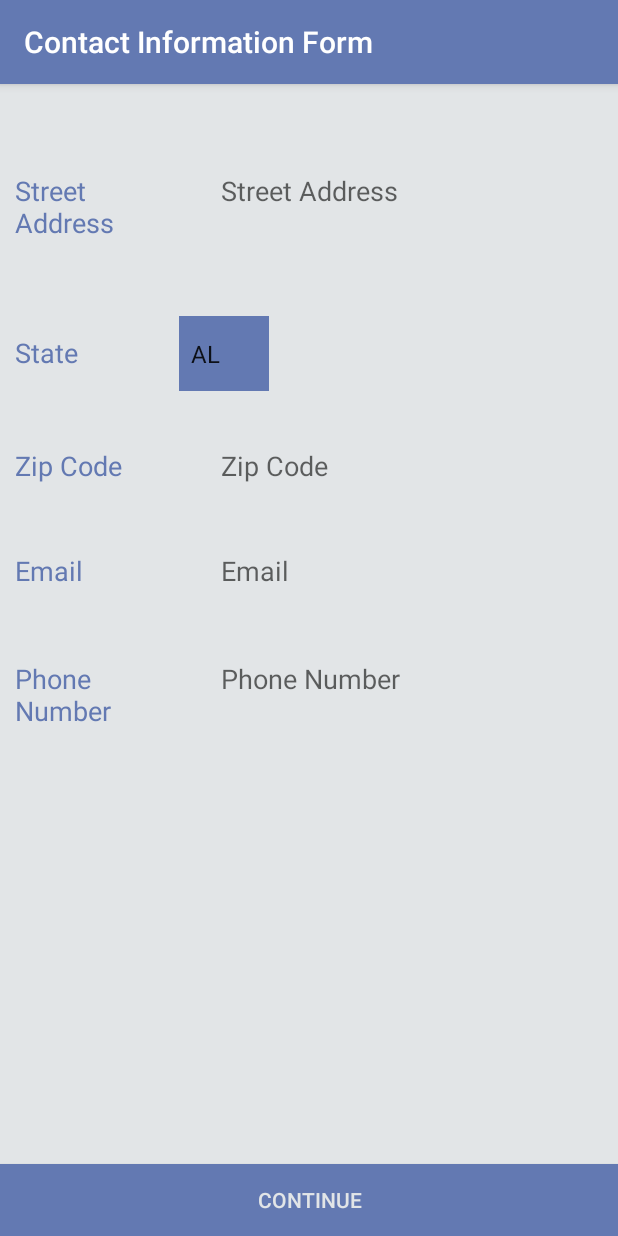
After one commit to Tykota/RagtagGroupInsurance, an Android app: the UserInfoForm screen opened directly, with no data from a screen before it, on a phone screen of 412 x 824 dp. The commit adds this screen. Run offline under Robolectric (Android 15) with nearby library versions, the phone set to English and light mode, and no system bars.

Commit message:
Updated Application Form

```diff
--- a/InsuranceWizardsApp/app/src/main/AndroidManifest.xml
+++ b/InsuranceWizardsApp/app/src/main/AndroidManifest.xml
@@ -9,7 +9,9 @@
         android:roundIcon="@mipmap/ic_launcher_round"
         android:supportsRtl="true"
         android:theme="@style/Theme.AppCompat.Light.NoActionBar">
-        <activity android:name=".VehicleInformationForm"></activity>
+        <activity android:name=".ApplicationStatus"></activity>
+        <activity android:name=".UserInfoForm" />
+        <activity android:name=".VehicleInformationForm" />
         <activity android:name=".InsuranceHistoryForm" />
         <activity
             android:name=".DriverHouseholdForm"
--- /dev/null
+++ b/InsuranceWizardsApp/app/src/main/java/com/capstone/insuranceapp/ApplicationStatus.java
@@ -0,0 +1,13 @@
+package com.capstone.insuranceapp;
+
+import android.support.v7.app.AppCompatActivity;
+import android.os.Bundle;
+
+public class ApplicationStatus extends AppCompatActivity {
+
+    @Override
+    protected void onCreate(Bundle savedInstanceState) {
+        super.onCreate(savedInstanceState);
+        setContentView(R.layout.activity_application_status);
+    }
+}
--- a/InsuranceWizardsApp/app/src/main/java/com/capstone/insuranceapp/DriverHouseholdForm.java
+++ b/InsuranceWizardsApp/app/src/main/java/com/capstone/insuranceapp/DriverHouseholdForm.java
@@ -222,7 +222,7 @@ public class DriverHouseholdForm extends AppCompatActivity {
                 if(validateInput()){
                     // this will either send data to firebase or to next section of the form
 
-                    Intent intent = new Intent(getApplicationContext(), InsuranceHistoryForm.class);
+                    Intent intent = new Intent(getApplicationContext(), UserInfoForm.class);
                     startActivity(intent);
                 }
             }
--- /dev/null
+++ b/InsuranceWizardsApp/app/src/main/java/com/capstone/insuranceapp/UserInfoForm.java
@@ -0,0 +1,188 @@
+package com.capstone.insuranceapp;
+
+import android.app.AlertDialog;
+import android.app.DatePickerDialog;
+import android.content.Intent;
+import android.support.v7.app.AppCompatActivity;
+import android.os.Bundle;
+import android.text.Editable;
+import android.text.TextWatcher;
+import android.view.View;
+import android.widget.AdapterView;
+import android.widget.Button;
+import android.widget.EditText;
+import android.widget.RadioGroup;
+import android.widget.Spinner;
+
+public class UserInfoForm extends AppCompatActivity {
+
+    private Spinner stateSpinner;
+    private String stateSelected, zipCode, address, email, phoneNum;
+    private EditText zipCodeET, addressET, emailET, phoneNumET;
+    private Button continueBtn;
+    private AlertDialog.Builder errorAlertBuilder;
+    private AlertDialog errorAlert;
+
+
+    @Override
+    protected void onCreate(Bundle savedInstanceState) {
+        super.onCreate(savedInstanceState);
+        setContentView(R.layout.activity_user_info_form);
+
+        // set default stateSelected and driverType selected.
+        stateSelected = "AL";
+
+        // create alert dialog
+        errorAlertBuilder = new AlertDialog.Builder(this);
+        errorAlertBuilder.setTitle("Invalid Input");
+        errorAlertBuilder.setPositiveButton("Okay", null);
+
+        // add listener to editTexts
+        addressET = findViewById(R.id.address);
+        addressET.addTextChangedListener(new TextWatcher() {
+            @Override
+            public void beforeTextChanged(CharSequence s, int start, int count, int after) {
+
+            }
+
+            @Override
+            public void onTextChanged(CharSequence s, int start, int before, int count) {
+
+            }
+
+            @Override
+            public void afterTextChanged(Editable s) {
+                address = s.toString();
+            }
+        });
+
+        zipCodeET = findViewById(R.id.zipcode);
+        zipCodeET.addTextChangedListener(new TextWatcher() {
+            @Override
+            public void beforeTextChanged(CharSequence s, int start, int count, int after) {
+
+            }
+
+            @Override
+            public void onTextChanged(CharSequence s, int start, int before, int count) {
+
+            }
+
+            @Override
+            public void afterTextChanged(Editable s) {
+                zipCode = s.toString();
+            }
+        });
+
+        emailET = findViewById(R.id.email);
+        emailET.addTextChangedListener(new TextWatcher() {
+            @Override
+            public void beforeTextChanged(CharSequence s, int start, int count, int after) {
+
+            }
+
+            @Override
+            public void onTextChanged(CharSequence s, int start, int before, int count) {
+
+            }
+
+            @Override
+            public void afterTextChanged(Editable s) {
+                email = s.toString();
+            }
+        });
+
+        phoneNumET = findViewById(R.id.phonenum);
+        phoneNumET.addTextChangedListener(new TextWatcher() {
+            @Override
+            public void beforeTextChanged(CharSequence s, int start, int count, int after) {
+
+            }
+
+            @Override
+            public void onTextChanged(CharSequence s, int start, int before, int count) {
+
+            }
+
+            @Override
+            public void afterTextChanged(Editable s) {
+                phoneNum = s.toString();
+            }
+        });
+
+        // add listener to spinners
+        stateSpinner = findViewById(R.id.stateSpinner);
+        stateSpinner.setOnItemSelectedListener(new AdapterView.OnItemSelectedListener() {
+            @Override
+            public void onItemSelected(AdapterView<?> parent, View view, int position, long id) {
+                stateSelected = parent.getItemAtPosition(position).toString();
+            }
+
+            @Override
+            public void onNothingSelected(AdapterView<?> parent) {
+
+            }
+        });
+
+        continueBtn = findViewById(R.id.submit);
+        continueBtn.setOnClickListener(new View.OnClickListener() {
+            @Override
+            public void onClick(View v) {
+                if(validateInput()){
+                    // this will either send data to firebase or to next section of the form
+
+                    Intent intent = new Intent(getApplicationContext(), InsuranceHistoryForm.class);
+                    startActivity(intent);
+                }
+            }
+        });
+    }
+
+    public boolean validateInput(){
+        // validate address
+        if(address == null || address.equals("")){
+            errorAlertBuilder.setMessage("You need to enter a address.");
+            errorAlert = errorAlertBuilder.create();
+            errorAlert.show();
+            resetErrorDialog();
+            return false;
+        }
+
+        // validate zip code
+        if(zipCode == null || zipCode.equals("")){
+            errorAlertBuilder.setMessage("You need to enter a zip code.");
+            errorAlert = errorAlertBuilder.create();
+            errorAlert.show();
+            resetErrorDialog();
+            return false;
+        }
+
+        // validate email
+        if(email == null || email.equals("")){
+            errorAlertBuilder.setMessage("You need to enter an email.");
+            errorAlert = errorAlertBuilder.create();
+            errorAlert.show();
+            resetErrorDialog();
+            return false;
+        }
+
+        // validate zip code
+        if(phoneNum == null || phoneNum.equals("")){
+            errorAlertBuilder.setMessage("You need to enter a zip code.");
+            errorAlert = errorAlertBuilder.create();
+            errorAlert.show();
+            resetErrorDialog();
+            return false;
+        }
+
+        return true;
+    }
+
+    public void resetErrorDialog(){
+        errorAlert = null;
+        errorAlertBuilder = null;
+        errorAlertBuilder = new AlertDialog.Builder(this);
+        errorAlertBuilder.setTitle("Invalid Input");
+        errorAlertBuilder.setPositiveButton("Okay", null);
+    }
+}
--- a/InsuranceWizardsApp/app/src/main/java/com/capstone/insuranceapp/VehicleInformationForm.java
+++ b/InsuranceWizardsApp/app/src/main/java/com/capstone/insuranceapp/VehicleInformationForm.java
@@ -104,7 +104,7 @@ public class VehicleInformationForm extends AppCompatActivity {
                 if (carAdded) {
                     // this will either send data to firebase or to next section of the form
 
-                    Intent intent = new Intent(getApplicationContext(), HomePage.class);
+                    Intent intent = new Intent(getApplicationContext(), ApplicationStatus.class);
                     startActivity(intent);
                 } else {
                     AlertDialog.Builder noCarsBuilder = new android.app.AlertDialog.Builder(VehicleInformationForm.this);
--- /dev/null
+++ b/InsuranceWizardsApp/app/src/main/res/layout/activity_user_info_form.xml
@@ -0,0 +1,201 @@
+<?xml version="1.0" encoding="utf-8"?>
+<RelativeLayout xmlns:android="http://schemas.android.com/apk/res/android"
+    xmlns:app="http://schemas.android.com/apk/res-auto"
+    xmlns:tools="http://schemas.android.com/tools"
+    android:layout_width="match_parent"
+    android:layout_height="match_parent"
+    android:background="@color/colorAccent"
+    android:orientation="vertical"
+    tools:context=".UserInfoForm">
+
+    <android.support.v7.widget.Toolbar
+        android:id="@+id/my_toolbar"
+        android:layout_width="match_parent"
+        android:layout_height="?attr/actionBarSize"
+        android:background="@color/colorPrimary"
+        android:elevation="4dp"
+        android:theme="@style/ThemeOverlay.AppCompat.ActionBar"
+        app:popupTheme="@style/ThemeOverlay.AppCompat.Light"
+        app:title="Contact Information Form"
+        app:titleTextColor="@android:color/white" />
+
+
+
+        <LinearLayout
+            android:layout_width="match_parent"
+            android:layout_height="wrap_content"
+            android:orientation="vertical">
+
+            <LinearLayout
+            android:layout_width="match_parent"
+            android:layout_height="wrap_content"
+            android:layout_marginTop="100dp"
+            android:layout_marginBottom="10dp"
+            android:orientation="horizontal"
+            android:weightSum="2">
+
+            <TextView
+                android:layout_width="0dp"
+                android:layout_height="75dp"
+                android:layout_marginEnd="10dp"
+                android:layout_weight="0.6"
+                android:gravity="center_vertical"
+                android:paddingStart="10dp"
+                android:text="@string/street_address_field"
+                android:textColor="@color/colorPrimary"
+                android:textSize="18sp" />
+
+            <EditText
+                android:id="@+id/address"
+                android:layout_width="0dp"
+                android:layout_height="50dp"
+                android:layout_marginStart="10dp"
+                android:layout_weight="1.4"
+                android:background="@color/colorAccent"
+                android:hint="@string/street_address_hint"
+                android:imeOptions="actionDone"
+                android:inputType="textNoSuggestions|textVisiblePassword"
+                android:paddingStart="10dp"
+                android:singleLine="true"
+                android:textColor="@color/colorPrimary" />
+        </LinearLayout>
+
+            <LinearLayout
+                android:layout_width="match_parent"
+                android:layout_height="wrap_content"
+                android:layout_marginTop="20dp"
+                android:orientation="horizontal"
+                android:weightSum="2">
+
+                <TextView
+                    android:layout_width="0dp"
+                    android:layout_height="60dp"
+                    android:layout_marginEnd="20dp"
+                    android:layout_weight="0.6"
+                    android:gravity="center_vertical"
+                    android:paddingStart="10dp"
+                    android:text="@string/state_field"
+                    android:textColor="@color/colorPrimary"
+                    android:textSize="18sp" />
+
+                <Spinner
+                    android:id="@+id/stateSpinner"
+                    android:layout_width="60dp"
+                    android:layout_height="50dp"
+                    android:background="@color/colorPrimary"
+                    android:entries="@array/state_codes"
+                    android:prompt="@string/state"/>
+            </LinearLayout>
+
+            <LinearLayout
+                android:layout_width="match_parent"
+                android:layout_height="wrap_content"
+                android:layout_marginTop="20dp"
+                android:orientation="horizontal"
+                android:weightSum="2">
+
+                <TextView
+                    android:layout_width="0dp"
+                    android:layout_height="50dp"
+                    android:layout_marginEnd="10dp"
+                    android:layout_weight="0.6"
+                    android:gravity="center_vertical"
+                    android:paddingStart="10dp"
+                    android:text="@string/zip_code_field"
+                    android:textColor="@color/colorPrimary"
+                    android:textSize="18sp" />
+
+                <EditText
+                    android:id="@+id/zipcode"
+                    android:layout_width="0dp"
+                    android:layout_height="50dp"
+                    android:layout_marginStart="10dp"
+                    android:layout_weight="1.4"
+                    android:background="@color/colorAccent"
+                    android:hint="@string/zip_code_hint"
+                    android:imeOptions="actionDone"
+                    android:inputType="number"
+                    android:paddingStart="10dp"
+                    android:singleLine="true"
+                    android:textColor="@color/colorPrimary" />
+            </LinearLayout>
+
+            <LinearLayout
+                android:layout_width="match_parent"
+                android:layout_height="wrap_content"
+                android:layout_marginTop="20dp"
+                android:orientation="horizontal"
+                android:weightSum="2">
+
+                <TextView
+                    android:layout_width="0dp"
+                    android:layout_height="50dp"
+                    android:layout_marginEnd="10dp"
+                    android:layout_weight="0.6"
+                    android:gravity="center_vertical"
+                    android:paddingStart="10dp"
+                    android:text="@string/email_field"
+                    android:textColor="@color/colorPrimary"
+                    android:textSize="18sp" />
+
+                <EditText
+                    android:id="@+id/email"
+                    android:layout_width="0dp"
+                    android:layout_height="50dp"
+                    android:layout_marginStart="10dp"
+                    android:layout_weight="1.4"
+                    android:background="@color/colorAccent"
+                    android:hint="@string/email_hint"
+                    android:imeOptions="actionDone"
+                    android:inputType="textEmailAddress|textNoSuggestions|textVisiblePassword"
+                    android:paddingStart="10dp"
+                    android:singleLine="true"
+                    android:textColor="@color/colorPrimary" />
+            </LinearLayout>
+
+            <LinearLayout
+                android:id="@+id/firstLayout"
+                android:layout_width="match_parent"
+                android:layout_height="wrap_content"
+                android:layout_marginTop="20dp"
+                android:orientation="horizontal"
+                android:weightSum="2">
+
+                <TextView
+                    android:layout_width="0dp"
+                    android:layout_height="75dp"
+                    android:layout_marginEnd="10dp"
+                    android:layout_weight="0.6"
+                    android:gravity="center_vertical"
+                    android:paddingStart="10dp"
+                    android:text="@string/phone_num_field"
+                    android:textColor="@color/colorPrimary"
+                    android:textSize="18sp" />
+
+                <EditText
+                    android:id="@+id/phonenum"
+                    android:layout_width="0dp"
+                    android:layout_height="50dp"
+                    android:layout_marginStart="10dp"
+                    android:layout_weight="1.4"
+                    android:background="@color/colorAccent"
+                    android:hint="@string/phone_num_field"
+                    android:imeOptions="actionDone"
+                    android:inputType="phone"
+                    android:paddingStart="10dp"
+                    android:singleLine="true"
+                    android:textColor="@color/colorPrimary" />
+            </LinearLayout>
+        </LinearLayout>
+
+        <Button
+            android:id="@+id/submit"
+            android:layout_width="fill_parent"
+            android:layout_height="wrap_content"
+            android:layout_marginTop="30dp"
+            android:background="@color/colorPrimary"
+            android:text="@string/continuebtn"
+            android:textColor="@color/colorAccent"
+            android:layout_alignParentBottom="true" />
+
+</RelativeLayout>
--- a/InsuranceWizardsApp/app/src/main/res/values/strings.xml
+++ b/InsuranceWizardsApp/app/src/main/res/values/strings.xml
@@ -54,6 +54,14 @@
     <string name="Comprehensive_def">Comprehensive insurance can provide an extra level of coverage in the instance of an accident involving another vehicle. It may help pay for damage to your car due to incidents besides collisions, including vandalism, certain weather events and accidents with animals.</string>
     <string name="view_policies_btn">View Policies</string>
     <string name="manage_policies_btn">Manage Policies</string>
+    <string name="street_address_field">Street Address</string>
+    <string name="street_address_hint">Street Address</string>
+    <string name="state_field">State</string>
+    <string name="zip_code_field">Zip Code</string>
+    <string name="zip_code_hint">Zip Code</string>
+    <string name="email_field">Email</string>
+    <string name="email_hint">Email</string>
+    <string name="phone_num_field">Phone Number</string>
 
 
     <string-array name="state_codes">
```
Also changed, not shown: InsuranceWizardsApp/app/src/main/res/layout/activity_application_status.xml (indentation only).
